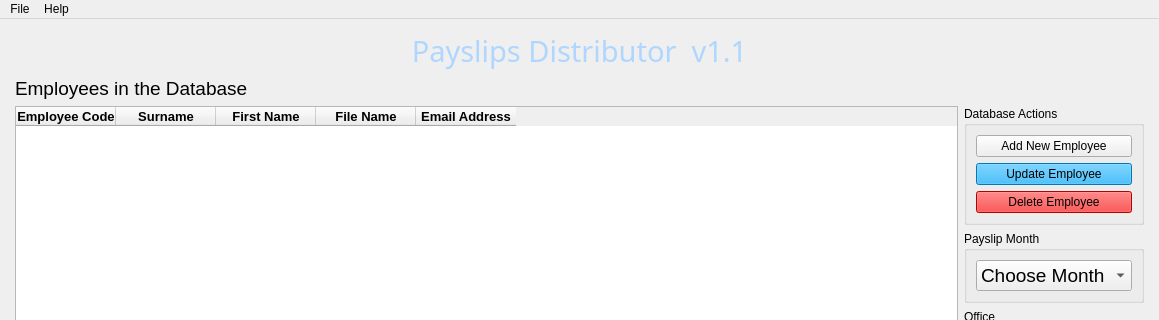
First picture: the form in main_window.ui, repository abiatarfestus/payslips, before the edit; both pictures show x 0 to 1159 and y 0 to 320 of the 1159 by 724 pixel window.
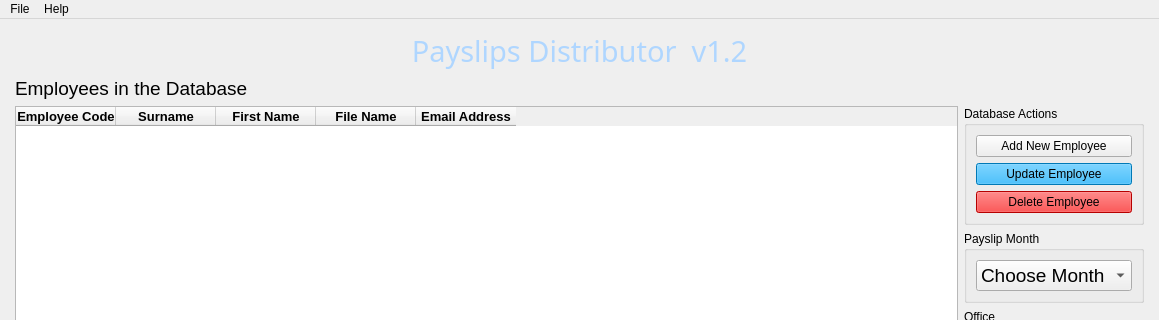
Second picture: the form after the edit. Icons and pictures are not drawn.

Diff of the .ui file:
```diff
--- a/main_window.ui
+++ b/main_window.ui
@@ -43,7 +43,7 @@
 color: rgb(175, 214, 255);</string>
       </property>
       <property name="text">
-       <string>Payslips Distributor  v1.1</string>
+       <string>Payslips Distributor  v1.2</string>
       </property>
       <property name="alignment">
        <set>Qt::AlignCenter</set>
```
